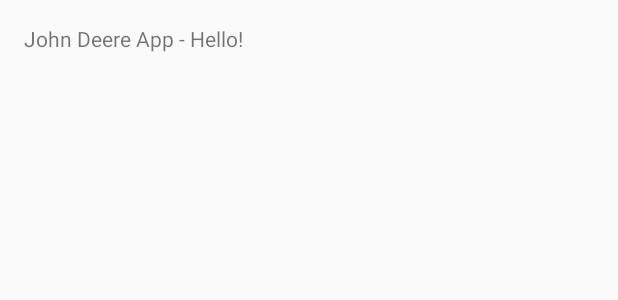
After one commit to suspectpart/android_tutorial, an Android app: the layout activity_list.xml on its own in the app's theme, with its tools: preview values and no code run, on a phone screen of 412 x 824 dp. The commit adds this screen. Shown: the top 300 px of the screen. Run offline under Robolectric (Android 15) with nearby library versions, the phone set to English and light mode, and no system bars.

Commit message:
Added list activity and startup code for it. Also added logout button to menu.

```diff
--- a/app/src/main/AndroidManifest.xml
+++ b/app/src/main/AndroidManifest.xml
@@ -8,6 +8,7 @@
         android:label="@string/app_name"
         android:theme="@style/AppTheme" >
         <activity
+            android:noHistory="true"
             android:name=".LoginActivity"
             android:label="@string/app_name" >
             <intent-filter>
@@ -15,6 +16,11 @@
                 <category android:name="android.intent.category.LAUNCHER" />
             </intent-filter>
         </activity>
+        <activity
+            android:parentActivityName=".ListActivity"
+            android:name=".ListActivity"
+            android:label="@string/title_activity_list" >
+        </activity>
     </application>
 
 </manifest>
--- a/app/src/main/java/hs_mannheim/johndeereapp/LoginActivity.java
+++ b/app/src/main/java/hs_mannheim/johndeereapp/LoginActivity.java
@@ -1,5 +1,6 @@
 package hs_mannheim.johndeereapp;
 
+import android.content.Intent;
 import android.os.Bundle;
 import android.support.v7.app.ActionBarActivity;
 import android.view.View;
@@ -36,6 +37,9 @@ public class LoginActivity extends ActionBarActivity {
 
         if (authenticator.authenticate(username, password)) {
             mErrorMessage.setVisibility(View.INVISIBLE);
+
+            Intent intent = new Intent(this, ListActivity.class);
+            startActivity(intent);
         } else {
             mErrorMessage.setText("Wrong username or password.");
             mErrorMessage.setVisibility(View.VISIBLE);
--- /dev/null
+++ b/app/src/main/res/layout/activity_list.xml
@@ -0,0 +1,12 @@
+<RelativeLayout xmlns:android="http://schemas.android.com/apk/res/android"
+    xmlns:tools="http://schemas.android.com/tools" android:layout_width="match_parent"
+    android:layout_height="match_parent" android:paddingLeft="@dimen/activity_horizontal_margin"
+    android:paddingRight="@dimen/activity_horizontal_margin"
+    android:paddingTop="@dimen/activity_vertical_margin"
+    android:paddingBottom="@dimen/activity_vertical_margin"
+    tools:context="hs_mannheim.johndeereapp.ListActivity">
+
+    <TextView android:text="@string/welcome" android:layout_width="wrap_content"
+        android:layout_height="wrap_content" />
+
+</RelativeLayout>
--- a/app/src/main/res/values/strings.xml
+++ b/app/src/main/res/values/strings.xml
@@ -5,5 +5,7 @@
     <string name="hello_world">John Deere Login</string>
     <string name="action_settings">Settings</string>
     <string name="button_login">Login</string>
+    <string name="title_activity_list">ListActivity</string>
+    <string name="welcome">John Deere App - Hello!</string>
 
 </resources>
```
Also changed, not shown: app/src/main/java/hs_mannheim/johndeereapp/ListActivity.java (added, +48 -0 lines), app/src/main/res/menu/menu_list.xml (added, +7 -0 lines).
